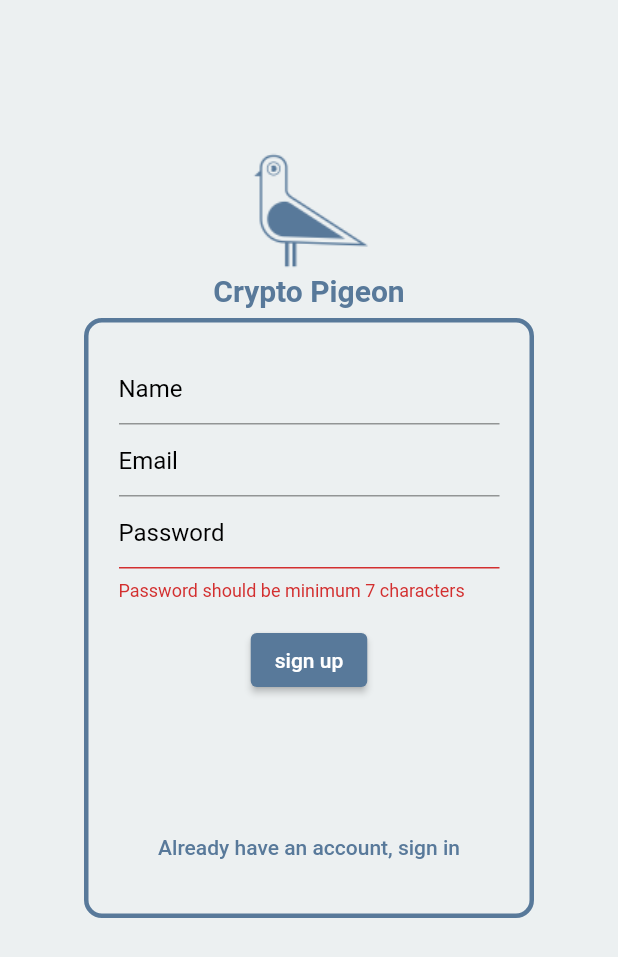
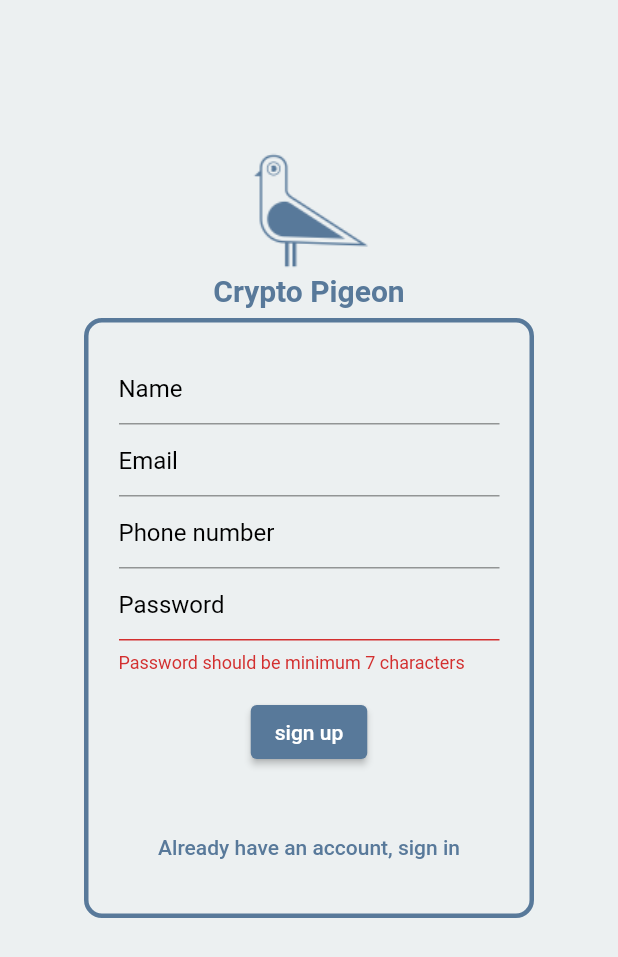
Before and after one commit to ma-futa/Cryptoping, a Flutter app: the LoginPage screen opened by its route, after a tap on "sign up", on a phone screen of 412 x 824 dp. Shown: the top 957 px of the screen. Run offline on Flutter 3.47's test engine with Material 2 defaults, Android fonts, the light colour scheme and no system bars; our stand-ins replace simple_animations; missing offline and left inert: amplify_auth_cognito, amplify_flutter.

Commit message:
fetched user name, email and number

```diff
--- a/lib/pages/login_page.dart
+++ b/lib/pages/login_page.dart
@@ -114,6 +114,7 @@ class _SignupWidgetState extends State<SignupWidget> {
 
   String _name = '';
   String _email = "";
+  String _number = "";
   String _password = "";
 
   @override
@@ -131,7 +132,7 @@ class _SignupWidgetState extends State<SignupWidget> {
     try {
       final userAttributes = <CognitoUserAttributeKey, String>{
         CognitoUserAttributeKey.email: _email,
-        //CognitoUserAttributeKey.phoneNumber: '+15559101234',
+        CognitoUserAttributeKey.phoneNumber: _number,
         // additional attributes as needed
       };
       print('xxxxxxxxxxxxx1');
@@ -205,6 +206,19 @@ class _SignupWidgetState extends State<SignupWidget> {
                 },
                 decoration: InputDecoration(
                   hintText: 'Email',
+                ),
+              ),
+              TextFormField(
+                validator: ((value) {
+                  if (value == null) {
+                    return 'Please provide valid phone number';
+                  }
+                }),
+                onSaved: (newValue) {
+                  _number = newValue!;
+                },
+                decoration: InputDecoration(
+                  hintText: 'Phone number',
                 ),
               ),
               TextFormField(
```
Also changed, not shown: lib/pages/landing_page.dart (+7 -3 lines), lib/widgets/main_drawer.dart (+3 -10 lines).
